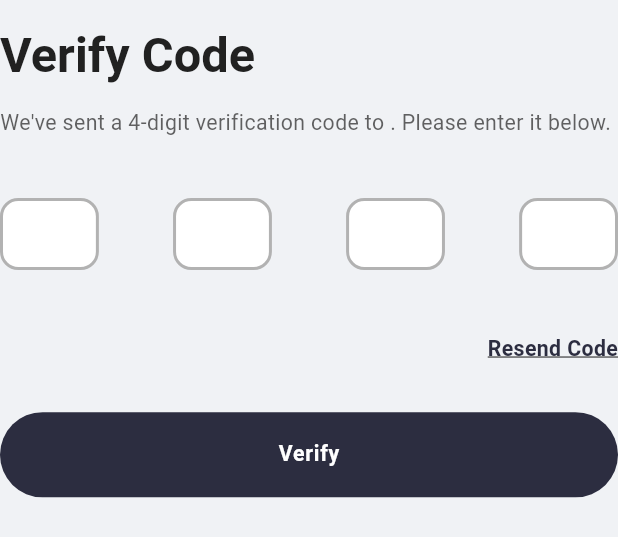
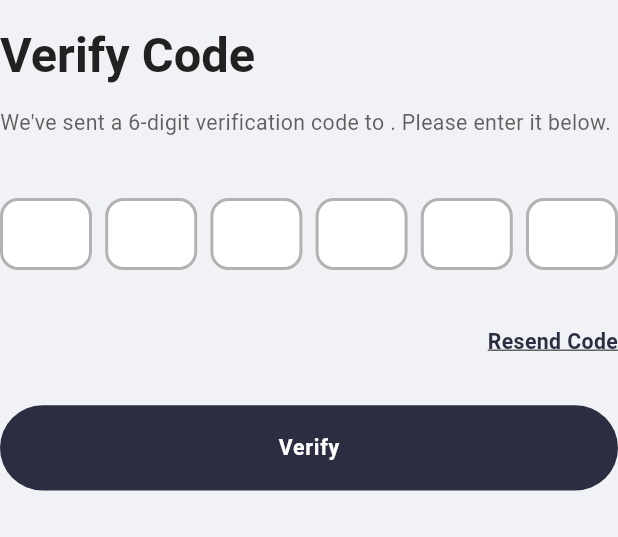
Before and after one commit to ahizaz/floorbot_mobile_app, a Flutter app: the ForgotPasswordVerifyCodeView widget shown alone on an empty page, opened directly with empty values, on a phone screen of 412 x 824 dp. Shown: the top 537 px of the screen. Run offline on Flutter 3.47's test engine with Material 3 defaults, Android fonts, the light colour scheme and no system bars; our stand-ins replace flutter_easyloading, flutter_screenutil, flutter_svg, get.

Commit message:
some changes in auth

```diff
--- a/lib/app/app.dart
+++ b/lib/app/app.dart
@@ -3,6 +3,7 @@
 import 'package:floor_bot_mobile/app/views/screens/initial_view/welcome_screen.dart';
 import 'package:flutter/material.dart';
 import 'package:flutter_screenutil/flutter_screenutil.dart';
+import 'package:flutter_easyloading/flutter_easyloading.dart';
 import 'package:get/get.dart';
 
 class MyApp extends StatelessWidget {
@@ -25,6 +26,7 @@
           darkTheme: AppThemes.darkTheme(),
           themeMode: ThemeMode.system,
           home: const WelcomeScreen(),
+          builder: EasyLoading.init(),
         );
       },
     );
--- /dev/null
+++ b/lib/app/core/utils/urls.dart
@@ -0,0 +1,4 @@
+class Urls{
+  static const String baseUrl = "http://10.10.12.15:8089/api/v1";
+
+}
--- a/lib/app/views/screens/auth/views/forgot_password_verify_code_view.dart
+++ b/lib/app/views/screens/auth/views/forgot_password_verify_code_view.dart
@@ -32,7 +32,7 @@
 
         // Subtitle
         Text(
-          'We\'ve sent a 4-digit verification code to ${controller.emailController.text}. Please enter it below.',
+          'We\'ve sent a 6-digit verification code to ${controller.emailController.text}. Please enter it below.',
           style: theme.textTheme.bodyMedium?.copyWith(
             color: theme.colorScheme.onSurface.withOpacity(0.7),
             height: 1.5,
@@ -43,9 +43,9 @@
 
         // PIN Input Field
         PinInputField(
-          pinLength: 4,
+          pinLength: 6,
           onCompleted: (pin) {
-            // Automatically verify when all 4 digits are entered
+            // Automatically verify when all 6 digits are entered
             controller.verificationCodeController.text = pin;
           },
           onChanged: (pin) {
--- a/lib/app/views/screens/cart/checkout_view.dart
+++ b/lib/app/views/screens/cart/checkout_view.dart
@@ -1,5 +1,4 @@
 import 'package:floor_bot_mobile/app/controllers/cart_controller.dart';
-import 'package:floor_bot_mobile/app/controllers/shipping_address_controller.dart';
 import 'package:floor_bot_mobile/app/core/utils/themes/app_colors.dart';
 import 'package:floor_bot_mobile/app/views/screens/shipping/shipping_address_screen.dart';
 import 'package:flutter/material.dart';
--- a/lib/app/views/screens/category/category_products_screen.dart
+++ b/lib/app/views/screens/category/category_products_screen.dart
@@ -274,7 +274,6 @@
   }
 
   void _showSortOptions() {
-    final controller = Get.find<CategoryProductsController>();
     Get.bottomSheet(
       Container(
         padding: EdgeInsets.all(20.w),
--- a/lib/app/views/widgets/globe_button.dart
+++ b/lib/app/views/widgets/globe_button.dart
@@ -1,6 +1,5 @@
 import 'package:floor_bot_mobile/app/core/utils/themes/app_colors.dart';
 import 'package:floor_bot_mobile/app/core/utils/themes/app_texts.dart';
-import 'package:floor_bot_mobile/app/core/utils/themes/app_themes.dart';
 import 'package:flutter/material.dart';
 import 'package:flutter_screenutil/flutter_screenutil.dart';
 
--- a/lib/app/views/widgets/inputs/pin_input_field.dart
+++ b/lib/app/views/widgets/inputs/pin_input_field.dart
@@ -1,3 +1,5 @@
+import 'dart:math';
+
 import 'package:flutter/material.dart';
 import 'package:flutter/services.dart';
 import 'package:flutter_screenutil/flutter_screenutil.dart';
@@ -55,6 +57,7 @@
     }
   }
 
+
   @override
   void dispose() {
     for (var controller in _controllers) {
@@ -102,13 +105,26 @@
   @override
   Widget build(BuildContext context) {
     final theme = Theme.of(context);
-    final boxSize = widget.boxSize ?? 60.w;
+    final defaultBoxSize = widget.boxSize ?? 60.w;
     final borderRadius = widget.borderRadius ?? 12.r;
     final borderWidth = widget.borderWidth ?? 2.0;
+    return LayoutBuilder(
+      builder: (context, constraints) {
+        final spacing = 8.w;
+        double boxSize = defaultBoxSize;
+
+        final parentWidth = constraints.maxWidth.isFinite
+            ? constraints.maxWidth
+            : MediaQuery.of(context).size.width - 32.w;
+        final available = parentWidth - (widget.pinLength - 1) * spacing;
+        final maxPossible = available / widget.pinLength;
+        boxSize = min(defaultBoxSize, maxPossible);
 
         return Row(
-      mainAxisAlignment: MainAxisAlignment.spaceBetween,
-      children: List.generate(widget.pinLength, (index) {
+          mainAxisAlignment: MainAxisAlignment.center,
+          children: List.generate(widget.pinLength * 2 - 1, (i) {
+            if (i.isOdd) return SizedBox(width: spacing);
+            final index = i ~/ 2;
             return SizedBox(
               width: boxSize,
               height: boxSize,
@@ -133,8 +149,7 @@
                   enabledBorder: OutlineInputBorder(
                     borderRadius: BorderRadius.circular(borderRadius),
                     borderSide: BorderSide(
-                  color:
-                      widget.inactiveBorderColor ??
+                      color: widget.inactiveBorderColor ??
                           theme.colorScheme.outline.withOpacity(0.3),
                       width: borderWidth,
                     ),
@@ -142,7 +157,8 @@
                   focusedBorder: OutlineInputBorder(
                     borderRadius: BorderRadius.circular(borderRadius),
                     borderSide: BorderSide(
-                  color: widget.activeBorderColor ?? theme.colorScheme.primary,
+                      color: widget.activeBorderColor ??
+                          theme.colorScheme.primary,
                       width: borderWidth,
                     ),
                   ),
@@ -170,5 +186,8 @@
             );
           }),
         );
+      },
+    );
   }
+
 }
--- a/pubspec.yaml
+++ b/pubspec.yaml
@@ -39,6 +39,8 @@
   get: ^4.7.3
   flutter_svg: ^2.2.3
   hugeicons: ^1.1.4
+  flutter_easyloading: ^3.0.5
+  shared_preferences: ^2.5.4
 
 dev_dependencies:
   flutter_test:
```
Also changed, not shown: lib/main.dart (+14 -1 lines), pubspec.lock, 2 other files. Lines whose indentation alone changed are shown as unchanged.
